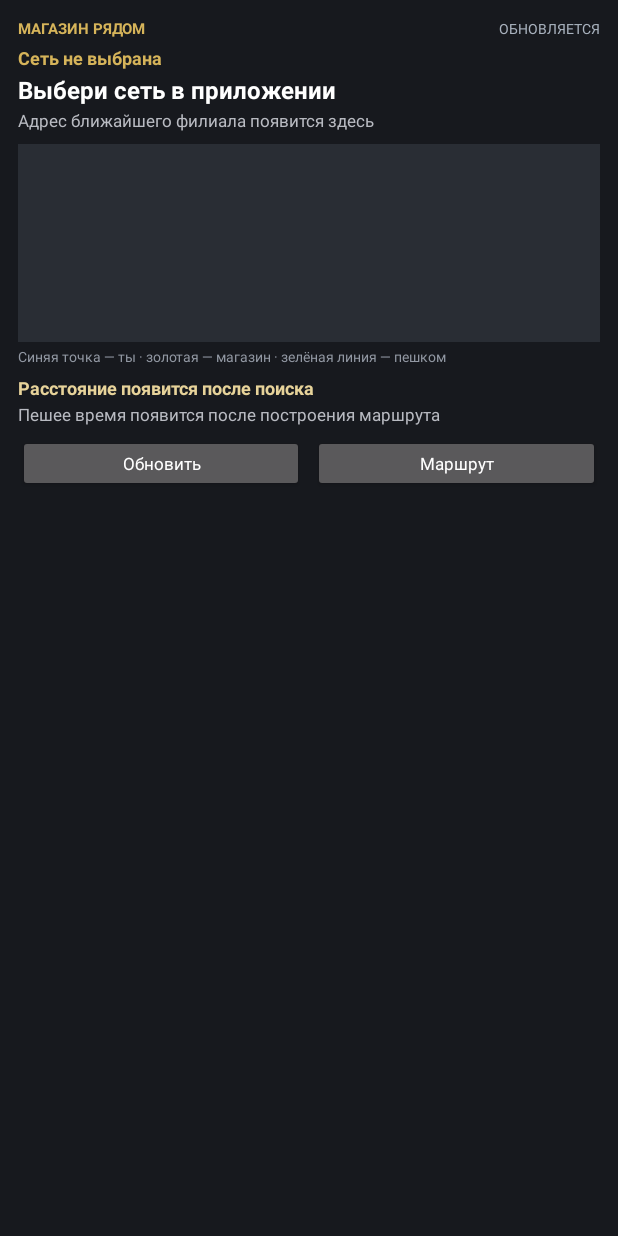
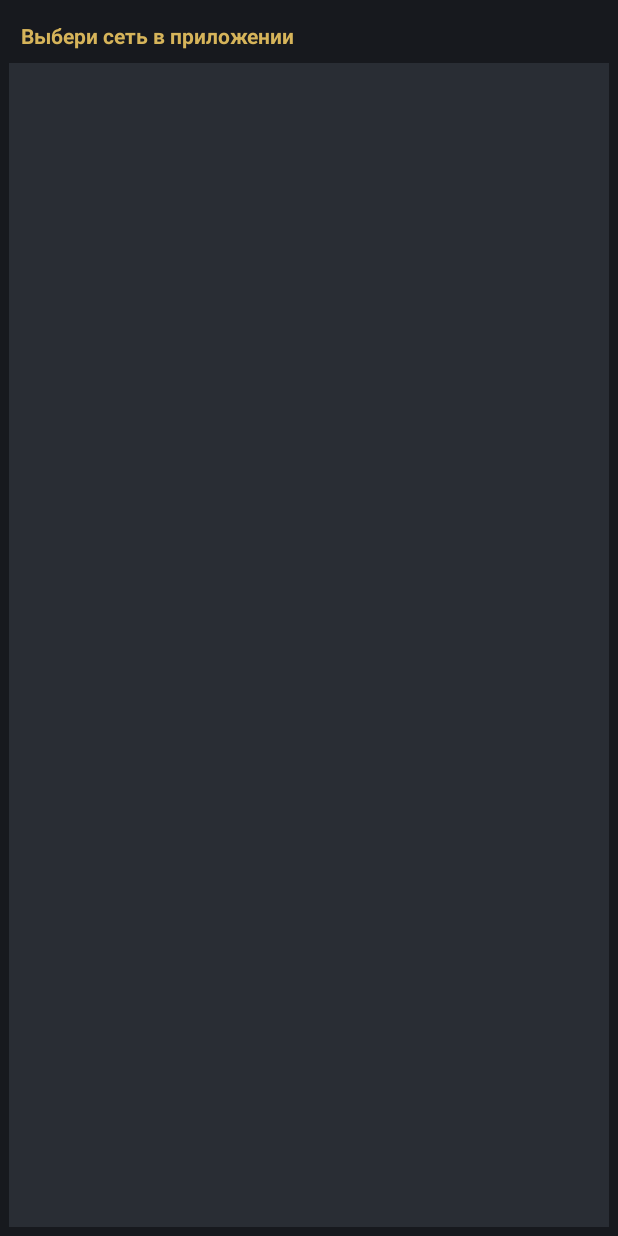
Before and after one commit to AndreyDobryi/MagazinRyadom, an Android app: the layout store_widget.xml on its own in the app's theme, with its tools: preview values and no code run, on a phone screen of 412 x 824 dp. Run offline under Robolectric (Android 15) with nearby library versions, the phone set to English and light mode, and no system bars.

Commit message:
Add files via upload

```diff
--- a/app/build.gradle.kts
+++ b/app/build.gradle.kts
@@ -11,8 +11,8 @@ android {
         applicationId = "ru.magazinryadom"
         minSdk = 26
         targetSdk = 35
-        versionCode = 12
-        versionName = "1.8.0"
+        versionCode = 14
+        versionName = "1.8.3"
     }
 
     compileOptions {
--- a/app/src/main/java/ru/magazinryadom/MapTile.kt
+++ b/app/src/main/java/ru/magazinryadom/MapTile.kt
@@ -118,7 +118,7 @@ object MapTile {
         return try {
             connection.connectTimeout = 5000
             connection.readTimeout = 7000
-            connection.setRequestProperty("User-Agent", "MagazinRyadom/1.8.0 (Android)")
+            connection.setRequestProperty("User-Agent", "MagazinRyadom/1.8.2 (Android)")
             if (connection.responseCode !in 200..299) null
             else {
                 val decoded = connection.inputStream.use { BitmapFactory.decodeStream(it) } ?: return null
--- a/app/src/main/res/layout/store_widget.xml
+++ b/app/src/main/res/layout/store_widget.xml
@@ -3,121 +3,29 @@
     android:layout_width="match_parent"
     android:layout_height="match_parent"
     android:orientation="vertical"
-    android:padding="12dp"
+    android:padding="6dp"
     android:background="#17191E">
-
-    <LinearLayout
-        android:layout_width="match_parent"
-        android:layout_height="wrap_content"
-        android:gravity="center_vertical"
-        android:orientation="horizontal">
-        <TextView
-            android:layout_width="0dp"
-            android:layout_height="wrap_content"
-            android:layout_weight="1"
-            android:text="МАГАЗИН РЯДОМ"
-            android:textColor="#D6B45A"
-            android:textSize="10sp"
-            android:textStyle="bold" />
-        <TextView
-            android:id="@+id/widget_status"
-            android:layout_width="wrap_content"
-            android:layout_height="wrap_content"
-            android:text="ОБНОВЛЯЕТСЯ"
-            android:textColor="#A9B2BE"
-            android:textSize="9sp" />
-    </LinearLayout>
 
     <TextView
         android:id="@+id/widget_network"
         android:layout_width="match_parent"
-        android:layout_height="wrap_content"
-        android:layout_marginTop="4dp"
-        android:text="Сеть не выбрана"
+        android:layout_height="36dp"
+        android:gravity="center_vertical"
+        android:paddingStart="8dp"
+        android:paddingEnd="8dp"
+        android:text="Выбери сеть в приложении"
         android:textColor="#D6B45A"
-        android:textSize="12sp"
-        android:textStyle="bold" />
-
-    <TextView
-        android:id="@+id/widget_name"
-        android:layout_width="match_parent"
-        android:layout_height="wrap_content"
-        android:layout_marginTop="2dp"
-        android:text="Выбери сеть в приложении"
-        android:textColor="#FFFFFF"
-        android:textSize="16sp"
+        android:textSize="14sp"
         android:textStyle="bold"
-        android:maxLines="1" />
-
-    <TextView
-        android:id="@+id/widget_address"
-        android:layout_width="match_parent"
-        android:layout_height="wrap_content"
-        android:layout_marginTop="2dp"
-        android:text="Адрес ближайшего филиала появится здесь"
-        android:textColor="#B9BBC2"
-        android:textSize="11sp"
-        android:maxLines="2" />
+        android:maxLines="1"
+        android:ellipsize="end" />
 
     <ImageView
         android:id="@+id/widget_map"
         android:layout_width="match_parent"
-        android:layout_height="132dp"
-        android:layout_marginTop="8dp"
+        android:layout_height="0dp"
+        android:layout_weight="1"
         android:background="#292D34"
         android:scaleType="centerCrop"
-        android:contentDescription="Карта: синяя точка — ты, красная — магазин, зелёная линия — маршрут" />
-
-    <TextView
-        android:layout_width="match_parent"
-        android:layout_height="wrap_content"
-        android:layout_marginTop="3dp"
-        android:text="Синяя точка — ты · золотая — магазин · зелёная линия — пешком"
-        android:textColor="#9298A3"
-        android:textSize="9sp" />
-
-    <TextView
-        android:id="@+id/widget_distance"
-        android:layout_width="match_parent"
-        android:layout_height="wrap_content"
-        android:layout_marginTop="6dp"
-        android:text="Расстояние появится после поиска"
-        android:textColor="#E7D39A"
-        android:textSize="12sp"
-        android:textStyle="bold" />
-
-    <TextView
-        android:id="@+id/widget_eta"
-        android:layout_width="match_parent"
-        android:layout_height="wrap_content"
-        android:layout_marginTop="2dp"
-        android:text="Пешее время появится после построения маршрута"
-        android:textColor="#B9BBC2"
-        android:textSize="11sp" />
-
-    <LinearLayout
-        android:layout_width="match_parent"
-        android:layout_height="wrap_content"
-        android:layout_marginTop="6dp"
-        android:orientation="horizontal">
-        <Button
-            android:id="@+id/widget_refresh"
-            android:layout_width="0dp"
-            android:layout_height="38dp"
-            android:layout_weight="1"
-            android:minHeight="0dp"
-            android:text="Обновить"
-            android:textAllCaps="false"
-            android:textSize="11sp" />
-        <Button
-            android:id="@+id/widget_route"
-            android:layout_width="0dp"
-            android:layout_height="38dp"
-            android:layout_marginStart="6dp"
-            android:layout_weight="1"
-            android:minHeight="0dp"
-            android:text="Маршрут"
-            android:textAllCaps="false"
-            android:textSize="11sp" />
-    </LinearLayout>
+        android:contentDescription="Карта с выбранным магазином и зелёным пешим маршрутом" />
 </LinearLayout>
--- a/app/src/main/res/xml/store_widget_info.xml
+++ b/app/src/main/res/xml/store_widget_info.xml
@@ -1,6 +1,6 @@
 <appwidget-provider xmlns:android="http://schemas.android.com/apk/res/android"
     android:minWidth="250dp"
-    android:minHeight="340dp"
+    android:minHeight="150dp"
     android:updatePeriodMillis="0"
     android:initialLayout="@layout/store_widget"
     android:resizeMode="horizontal|vertical"
```
Also changed, not shown: app/src/main/java/ru/magazinryadom/MainActivity.kt (+26 -4 lines), app/src/main/java/ru/magazinryadom/StoreRepository.kt (+26 -9 lines), app/src/main/java/ru/magazinryadom/StoreWidget.kt (+8 -29 lines).
